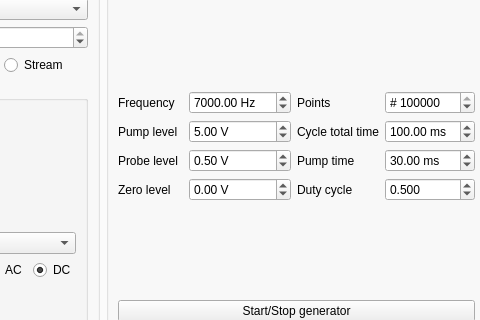
Old version of the form gui.ui in the repository zoran-grujic/FAP-TiePie; both pictures show x 300 to 780 and y 400 to 720 of the 1193 by 869 pixel window.
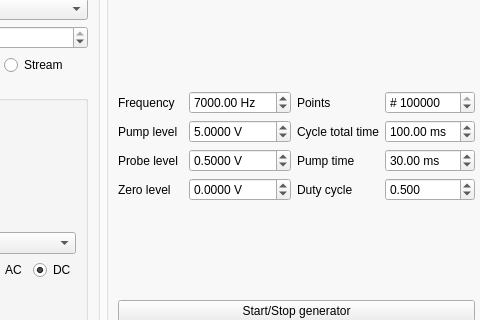
New version of the form. Icons and pictures are not drawn.

```diff
--- a/gui.ui
+++ b/gui.ui
@@ -508,6 +508,9 @@
                  <property name="suffix">
                   <string> V</string>
                  </property>
+                 <property name="decimals">
+                  <number>4</number>
+                 </property>
                  <property name="minimum">
                   <double>-10.000000000000000</double>
                  </property>
@@ -527,6 +530,9 @@
                  <property name="suffix">
                   <string> V</string>
                  </property>
+                 <property name="decimals">
+                  <number>4</number>
+                 </property>
                  <property name="minimum">
                   <double>-10.000000000000000</double>
                  </property>
@@ -560,6 +566,9 @@
                  <property name="suffix">
                   <string> V</string>
                  </property>
+                 <property name="decimals">
+                  <number>4</number>
+                 </property>
                  <property name="minimum">
                   <double>-10.000000000000000</double>
                  </property>
```
Left out of the diff: 8 changed lines with no effect on the pictures.
